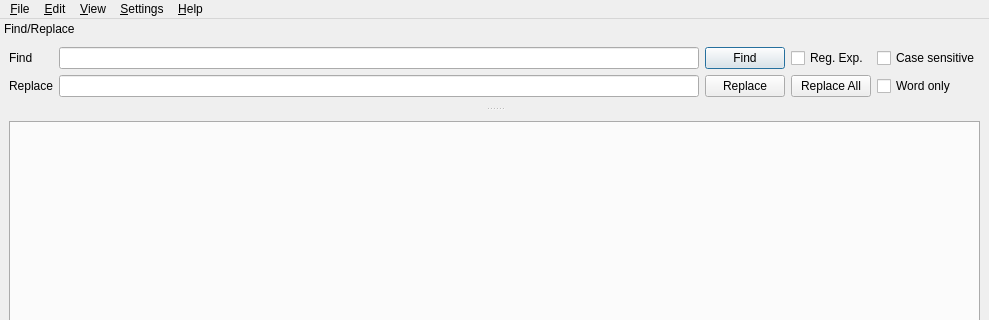
The window that gui/MainWindow.ui (mupuf/arduide) describes before a commit, drawn with Qt 5; both pictures show x 0 to 989 and y 0 to 320 of the 989 by 750 pixel window.
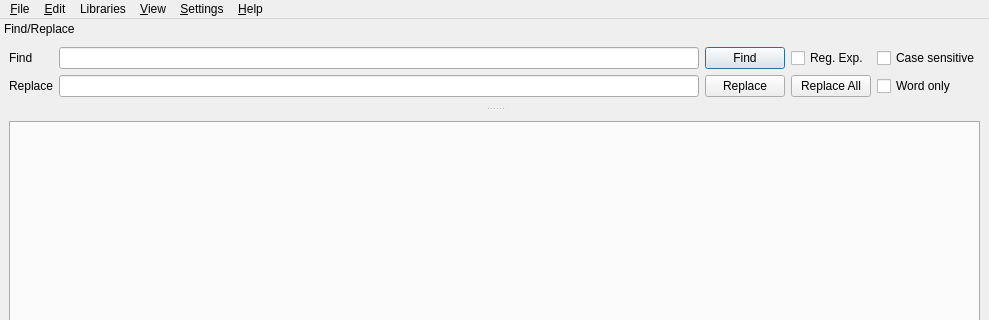
The same window after the commit. Icons and pictures are not drawn. Custom widgets are drawn as their Qt base class.

Commit message:
add a libraries menu
Hope you like it ;)

```diff
--- a/gui/MainWindow.ui
+++ b/gui/MainWindow.ui
@@ -100,8 +100,15 @@
     </property>
     <addaction name="action_Utilities"/>
    </widget>
+   <widget class="QMenu" name="menu_Libraries">
+    <property name="title">
+     <string>Libraries</string>
+    </property>
+    <addaction name="action_Lib_Refresh"/>
+   </widget>
    <addaction name="menu_File"/>
    <addaction name="menu_Edit"/>
+   <addaction name="menu_Libraries"/>
    <addaction name="menu_View"/>
    <addaction name="menu_Settings"/>
    <addaction name="menu_Help"/>
```
Left out of the diff: 9 changed lines with no effect on the pictures. The commit also changes 6 other files.
